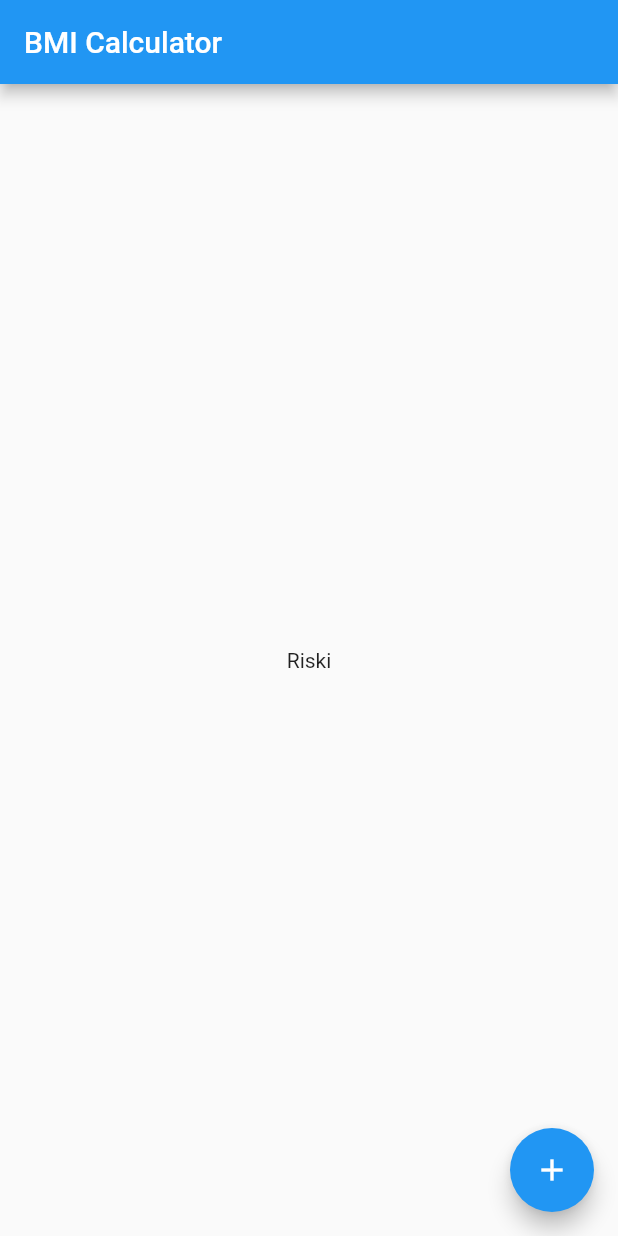
After one commit to riskiilyas/Flutter-UI-Exercise, a Flutter app: the BMICalculatorPage screen opened directly, on a phone screen of 412 x 824 dp. The commit adds this screen. Run offline on Flutter 3.47's test engine with Material 2 defaults, Android fonts, the phone set to English and light mode, and no system bars; our stand-ins replace assets_audio_player; missing offline and left inert: dart:ffi.

Commit message:
Add BMI Calculator App

```diff
--- /dev/null
+++ b/lib/BMI_Calculator/BMICalculatorApp.dart
@@ -0,0 +1,46 @@
+import 'package:flutter/material.dart';
+
+class BMICalculatorApp extends StatelessWidget {
+  const BMICalculatorApp({Key? key}) : super(key: key);
+
+  @override
+  Widget build(BuildContext context) {
+    return const MaterialApp(
+      home: BMICalculatorPage()
+    );
+  }
+}
+
+
+class BMICalculatorPage extends StatefulWidget {
+  const BMICalculatorPage({Key? key}) : super(key: key);
+
+  @override
+  _BMICalculatorPageState createState() => _BMICalculatorPageState();
+}
+
+class _BMICalculatorPageState extends State<BMICalculatorPage> {
+  @override
+  Widget build(BuildContext context) {
+    return Scaffold(
+      appBar: AppBar(
+        title: const Text(
+          "BMI Calculator"
+        ),
+      ),
+      body: SafeArea(
+        child: Center(
+          child: Text('Riski'),
+        ),
+      ),
+      floatingActionButton: FloatingActionButton(
+        onPressed: () {
+
+        },
+        child: const Icon(
+          Icons.add
+        ),
+      ),
+    );
+  }
+}
--- a/lib/utils/QuestionsManager.dart
+++ b/lib/utils/QuestionsManager.dart
@@ -14,7 +14,9 @@ class QuestionsManager {
   final List<bool> _corrects = [];
   final List<Pair<String, bool>> _questions = QuestionsList.QUESTIONS;
 
-  QuestionsManager([this.maxQuestions = 10]) {
+  QuestionsManager([
+    this.maxQuestions = 10,
+  ]) {
     _totalQuestions = _questions.length;
   }
 
```
